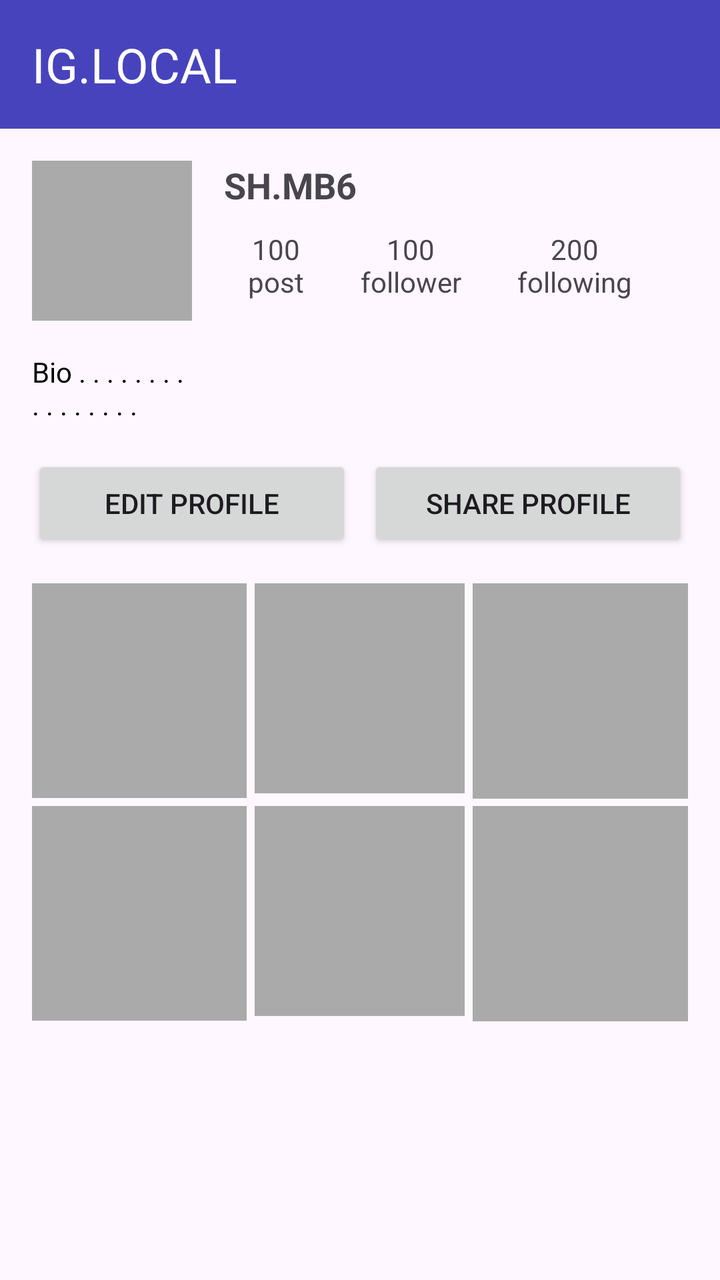
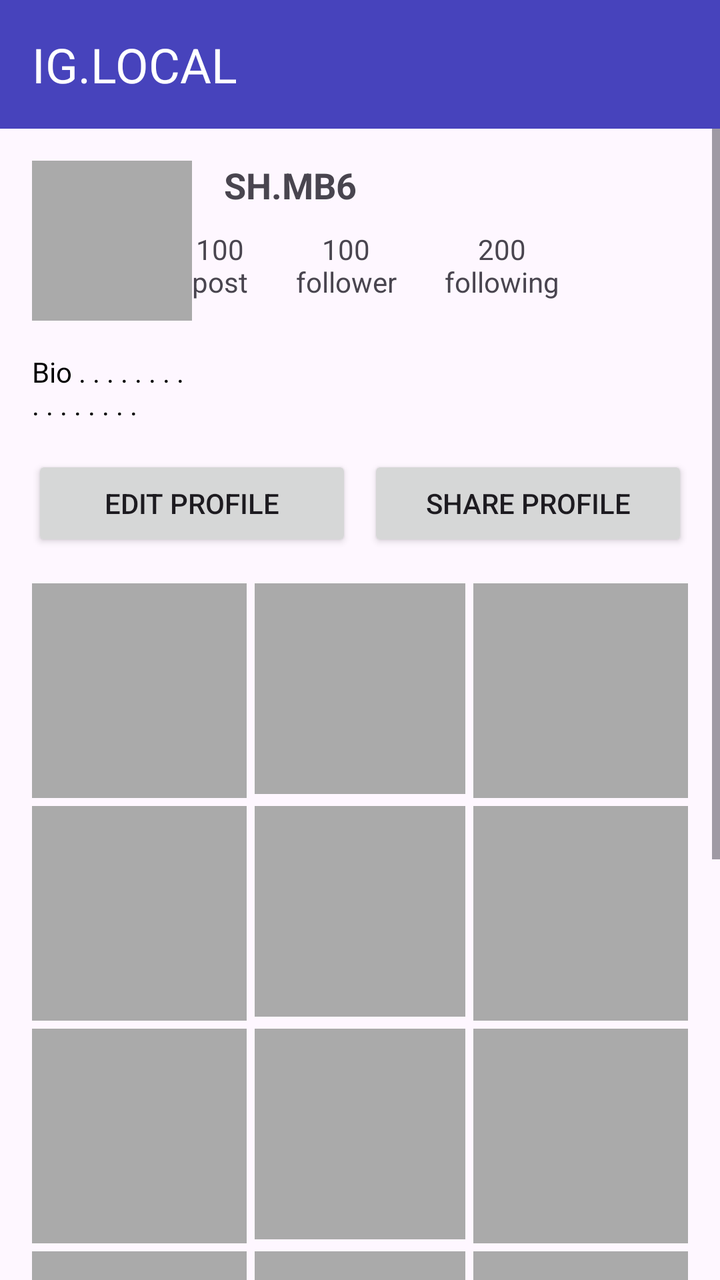

An Android layout rendered at two revisions. The XML below is the earlier revision; the diff shows what the commit changed to produce the second picture.
<!-- AndroidManifest.xml: application theme Theme.IGLOCAL -->
<!-- res/layout/activity_main.xml -->
<?xml version="1.0" encoding="utf-8"?>
<androidx.constraintlayout.widget.ConstraintLayout
    xmlns:android="http://schemas.android.com/apk/res/android"
    xmlns:app="http://schemas.android.com/apk/res-auto"
    xmlns:tools="http://schemas.android.com/tools"
    android:layout_width="match_parent"
    android:layout_height="match_parent"
    tools:context=".MainActivity">

    
    <include
        android:id="@+id/toolbar"
        layout="@layout/layout_toolbar" />

    
    <ScrollView
        android:layout_width="match_parent"
        android:layout_height="0dp"
        app:layout_constraintBottom_toBottomOf="parent"
        app:layout_constraintTop_toBottomOf="@+id/toolbar">

        <androidx.constraintlayout.widget.ConstraintLayout
            android:layout_width="match_parent"
            android:layout_height="wrap_content"
            android:padding="16dp">

            
            <ImageView
                android:id="@+id/img_profile"
                android:layout_width="80dp"
                android:layout_height="80dp"
                android:background="@android:color/darker_gray"
                android:src="@android:drawable/sym_def_app_icon"
                app:layout_constraintStart_toStartOf="parent"
                app:layout_constraintTop_toTopOf="parent" />

            
            <TextView
                android:id="@+id/txt_username"
                android:layout_width="0dp"
                android:layout_height="wrap_content"
                android:layout_marginStart="16dp"
                android:text="SH.MB6"
                android:textSize="18sp"
                android:textStyle="bold"
                app:layout_constraintEnd_toEndOf="parent"
                app:layout_constraintStart_toEndOf="@+id/img_profile"
                app:layout_constraintTop_toTopOf="@+id/img_profile" />

            
            <TextView
                android:id="@+id/txt_posts"
                android:layout_width="wrap_content"
                android:layout_height="wrap_content"
                android:gravity="center"
                android:text="100\npost"
                app:layout_constraintBottom_toBottomOf="@+id/img_profile"
                app:layout_constraintEnd_toStartOf="@+id/txt_followers"
                app:layout_constraintHorizontal_chainStyle="spread"
                app:layout_constraintStart_toEndOf="@+id/img_profile"
                app:layout_constraintTop_toBottomOf="@+id/txt_username" />

            <TextView
                android:id="@+id/txt_followers"
                android:layout_width="wrap_content"
                android:layout_height="wrap_content"
                android:gravity="center"
                android:text="100\nfollower"
                app:layout_constraintBottom_toBottomOf="@+id/txt_posts"
                app:layout_constraintEnd_toStartOf="@+id/txt_following"
                app:layout_constraintStart_toEndOf="@+id/txt_posts"
                app:layout_constraintTop_toTopOf="@+id/txt_posts" />

            <TextView
                android:id="@+id/txt_following"
                android:layout_width="wrap_content"
                android:layout_height="wrap_content"
                android:gravity="center"
                android:text="200\nfollowing"
                app:layout_constraintBottom_toBottomOf="@+id/txt_posts"
                app:layout_constraintEnd_toEndOf="parent"
                app:layout_constraintStart_toEndOf="@+id/txt_followers"
                app:layout_constraintTop_toTopOf="@+id/txt_posts" />

            
            <TextView
                android:id="@+id/txt_bio"
                android:layout_width="0dp"
                android:layout_height="wrap_content"
                android:layout_marginTop="16dp"
                android:text="Bio . . . . . . . .\n. . . . . . . ."
                android:textColor="@android:color/black"
                app:layout_constraintEnd_toEndOf="parent"
                app:layout_constraintStart_toStartOf="parent"
                app:layout_constraintTop_toBottomOf="@+id/img_profile" />

            
            <androidx.constraintlayout.widget.Guideline
                android:id="@+id/guideline_center"
                android:layout_width="wrap_content"
                android:layout_height="wrap_content"
                android:orientation="vertical"
                app:layout_constraintGuide_percent="0.5" />

            
            <Button
                android:id="@+id/btn_edit_profile"
                android:layout_width="0dp"
                android:layout_height="wrap_content"
                android:layout_marginTop="16dp"
                android:layout_marginEnd="4dp"
                android:text="Edit Profile"
                app:layout_constraintEnd_toStartOf="@+id/guideline_center"
                app:layout_constraintStart_toStartOf="parent"
                app:layout_constraintTop_toBottomOf="@+id/txt_bio" />

            
            <Button
                android:id="@+id/btn_share_profile"
                android:layout_width="0dp"
                android:layout_height="wrap_content"
                android:layout_marginStart="4dp"
                android:layout_marginTop="16dp"
                android:text="Share Profile"
                app:layout_constraintEnd_toEndOf="parent"
                app:layout_constraintStart_toEndOf="@+id/guideline_center"
                app:layout_constraintTop_toBottomOf="@+id/txt_bio" />

            
            <androidx.constraintlayout.widget.Guideline
                android:id="@+id/guideline_third_1"
                android:layout_width="wrap_content"
                android:layout_height="wrap_content"
                android:orientation="vertical"
                app:layout_constraintGuide_percent="0.333" />

            <androidx.constraintlayout.widget.Guideline
                android:id="@+id/guideline_third_2"
                android:layout_width="wrap_content"
                android:layout_height="wrap_content"
                android:orientation="vertical"
                app:layout_constraintGuide_percent="0.666" />

            
            <ImageView
                android:id="@+id/grid_img_1"
                android:layout_width="0dp"
                android:layout_height="0dp"
                android:layout_marginTop="16dp"
                android:layout_marginEnd="2dp"
                android:background="@android:color/darker_gray"
                app:layout_constraintDimensionRatio="1:1"
                app:layout_constraintEnd_toStartOf="@+id/guideline_third_1"
                app:layout_constraintStart_toStartOf="parent"
                app:layout_constraintTop_toBottomOf="@+id/btn_edit_profile" />

            <ImageView
                android:id="@+id/grid_img_2"
                android:layout_width="0dp"
                android:layout_height="0dp"
                android:layout_marginStart="2dp"
                android:layout_marginEnd="2dp"
                android:background="@android:color/darker_gray"
                app:layout_constraintDimensionRatio="1:1"
                app:layout_constraintEnd_toStartOf="@+id/guideline_third_2"
                app:layout_constraintStart_toEndOf="@+id/guideline_third_1"
                app:layout_constraintTop_toTopOf="@+id/grid_img_1" />

            <ImageView
                android:id="@+id/grid_img_3"
                android:layout_width="0dp"
                android:layout_height="0dp"
                android:layout_marginStart="2dp"
                android:background="@android:color/darker_gray"
                app:layout_constraintDimensionRatio="1:1"
                app:layout_constraintEnd_toEndOf="parent"
                app:layout_constraintStart_toEndOf="@+id/guideline_third_2"
                app:layout_constraintTop_toTopOf="@+id/grid_img_1" />

            
            <ImageView
                android:id="@+id/grid_img_4"
                android:layout_width="0dp"
                android:layout_height="0dp"
                android:layout_marginTop="4dp"
                android:layout_marginEnd="2dp"
                android:background="@android:color/darker_gray"
                app:layout_constraintDimensionRatio="1:1"
                app:layout_constraintEnd_toStartOf="@+id/guideline_third_1"
                app:layout_constraintStart_toStartOf="parent"
                app:layout_constraintTop_toBottomOf="@+id/grid_img_1" />

            <ImageView
                android:id="@+id/grid_img_5"
                android:layout_width="0dp"
                android:layout_height="0dp"
                android:layout_marginStart="2dp"
                android:layout_marginEnd="2dp"
                android:background="@android:color/darker_gray"
                app:layout_constraintDimensionRatio="1:1"
                app:layout_constraintEnd_toStartOf="@+id/guideline_third_2"
                app:layout_constraintStart_toEndOf="@+id/guideline_third_1"
                app:layout_constraintTop_toTopOf="@+id/grid_img_4" />

            <ImageView
                android:id="@+id/grid_img_6"
                android:layout_width="0dp"
                android:layout_height="0dp"
                android:layout_marginStart="2dp"
                android:background="@android:color/darker_gray"
                app:layout_constraintDimensionRatio="1:1"
                app:layout_constraintEnd_toEndOf="parent"
                app:layout_constraintStart_toEndOf="@+id/guideline_third_2"
                app:layout_constraintTop_toTopOf="@+id/grid_img_4" />

        </androidx.constraintlayout.widget.ConstraintLayout>
    </ScrollView>

</androidx.constraintlayout.widget.ConstraintLayout>
<!-- res/layout/layout_toolbar.xml (included above) -->
<?xml version="1.0" encoding="utf-8"?>
<LinearLayout
    xmlns:android="http://schemas.android.com/apk/res/android"
    android:layout_width="match_parent"
    android:layout_height="wrap_content"
    android:background="#4743BC">

    <TextView
        android:layout_width="match_parent"
        android:layout_height="wrap_content"
        android:padding="16dp"
        android:text="IG.LOCAL"
        android:textAlignment="center"
        android:textColor="@color/white"
        android:textSize="24sp" />

</LinearLayout>
<!-- resources referenced by this layout -->
<resources>
  <color name="white">#FFFFFFFF</color>
  <style name="Theme.IGLOCAL" parent="Base.Theme.IGLOCAL" />
  <style name="Base.Theme.IGLOCAL" parent="Theme.Material3.DayNight.NoActionBar">
          
          
      </style>
</resources>

<!-- the commit's change to res/layout/activity_main.xml (unified diff, before → after) -->
@@ -10,31 +10,37 @@
     
     <include
         android:id="@+id/toolbar"
-        layout="@layout/layout_toolbar" />
-
-    
+        layout="@layout/layout_toolbar"
+        android:layout_width="match_parent"
+        android:layout_height="wrap_content"
+        app:layout_constraintTop_toTopOf="parent"
+        app:layout_constraintStart_toStartOf="parent"
+        app:layout_constraintEnd_toEndOf="parent" />
+
     <ScrollView
         android:layout_width="match_parent"
         android:layout_height="0dp"
+        android:fillViewport="true"
+        app:layout_constraintTop_toBottomOf="@id/toolbar"
         app:layout_constraintBottom_toBottomOf="parent"
-        app:layout_constraintTop_toBottomOf="@+id/toolbar">
+        app:layout_constraintStart_toStartOf="parent"
+        app:layout_constraintEnd_toEndOf="parent">
 
         <androidx.constraintlayout.widget.ConstraintLayout
             android:layout_width="match_parent"
             android:layout_height="wrap_content"
             android:padding="16dp">
 
-            
-            <ImageView
+        <ImageView
                 android:id="@+id/img_profile"
                 android:layout_width="80dp"
                 android:layout_height="80dp"
                 android:background="@android:color/darker_gray"
                 android:src="@android:drawable/sym_def_app_icon"
+                android:contentDescription="Foto Profil"
                 app:layout_constraintStart_toStartOf="parent"
                 app:layout_constraintTop_toTopOf="parent" />
 
-            
             <TextView
                 android:id="@+id/txt_username"
                 android:layout_width="0dp"
@@ -43,58 +49,53 @@
                 android:text="SH.MB6"
                 android:textSize="18sp"
                 android:textStyle="bold"
-                app:layout_constraintEnd_toEndOf="parent"
-                app:layout_constraintStart_toEndOf="@+id/img_profile"
-                app:layout_constraintTop_toTopOf="@+id/img_profile" />
-
-            
+                app:layout_constraintStart_toEndOf="@id/img_profile"
+                app:layout_constraintEnd_toEndOf="parent"
+                app:layout_constraintTop_toTopOf="@id/img_profile" />
+
             <TextView
                 android:id="@+id/txt_posts"
                 android:layout_width="wrap_content"
                 android:layout_height="wrap_content"
                 android:gravity="center"
                 android:text="100\npost"
-                app:layout_constraintBottom_toBottomOf="@+id/img_profile"
-                app:layout_constraintEnd_toStartOf="@+id/txt_followers"
-                app:layout_constraintHorizontal_chainStyle="spread"
-                app:layout_constraintStart_toEndOf="@+id/img_profile"
-                app:layout_constraintTop_toBottomOf="@+id/txt_username" />
+                app:layout_constraintStart_toEndOf="@id/img_profile"
+                app:layout_constraintTop_toBottomOf="@id/txt_username"
+                app:layout_constraintBottom_toBottomOf="@id/img_profile" />
 
             <TextView
                 android:id="@+id/txt_followers"
                 android:layout_width="wrap_content"
                 android:layout_height="wrap_content"
+                android:layout_marginStart="24dp"
                 android:gravity="center"
                 android:text="100\nfollower"
-                app:layout_constraintBottom_toBottomOf="@+id/txt_posts"
-                app:layout_constraintEnd_toStartOf="@+id/txt_following"
-                app:layout_constraintStart_toEndOf="@+id/txt_posts"
-                app:layout_constraintTop_toTopOf="@+id/txt_posts" />
+                app:layout_constraintStart_toEndOf="@id/txt_posts"
+                app:layout_constraintTop_toTopOf="@id/txt_posts"
+                app:layout_constraintBottom_toBottomOf="@id/txt_posts" />
 
             <TextView
                 android:id="@+id/txt_following"
                 android:layout_width="wrap_content"
                 android:layout_height="wrap_content"
+                android:layout_marginStart="24dp"
                 android:gravity="center"
                 android:text="200\nfollowing"
-                app:layout_constraintBottom_toBottomOf="@+id/txt_posts"
-                app:layout_constraintEnd_toEndOf="parent"
-                app:layout_constraintStart_toEndOf="@+id/txt_followers"
-                app:layout_constraintTop_toTopOf="@+id/txt_posts" />
-
-            
+                app:layout_constraintStart_toEndOf="@id/txt_followers"
+                app:layout_constraintTop_toTopOf="@id/txt_posts"
+                app:layout_constraintBottom_toBottomOf="@id/txt_posts" />
+
             <TextView
                 android:id="@+id/txt_bio"
                 android:layout_width="0dp"
                 android:layout_height="wrap_content"
                 android:layout_marginTop="16dp"
-                android:text="Bio . . . . . . . .\n. . . . . . . ."
+                android:text="Bio . . . . . . . .&#10;. . . . . . . ."
                 android:textColor="@android:color/black"
-                app:layout_constraintEnd_toEndOf="parent"
-                app:layout_constraintStart_toStartOf="parent"
-                app:layout_constraintTop_toBottomOf="@+id/img_profile" />
-
-            
+                app:layout_constraintStart_toStartOf="parent"
+                app:layout_constraintEnd_toEndOf="parent"
+                app:layout_constraintTop_toBottomOf="@id/img_profile" />
+
             <androidx.constraintlayout.widget.Guideline
                 android:id="@+id/guideline_center"
                 android:layout_width="wrap_content"
@@ -102,7 +103,6 @@
                 android:orientation="vertical"
                 app:layout_constraintGuide_percent="0.5" />
 
-            
             <Button
                 android:id="@+id/btn_edit_profile"
                 android:layout_width="0dp"
@@ -110,11 +110,10 @@
                 android:layout_marginTop="16dp"
                 android:layout_marginEnd="4dp"
                 android:text="Edit Profile"
-                app:layout_constraintEnd_toStartOf="@+id/guideline_center"
-                app:layout_constraintStart_toStartOf="parent"
-                app:layout_constraintTop_toBottomOf="@+id/txt_bio" />
-
-            
+                app:layout_constraintStart_toStartOf="parent"
+                app:layout_constraintEnd_toStartOf="@id/guideline_center"
+                app:layout_constraintTop_toBottomOf="@id/txt_bio" />
+
             <Button
                 android:id="@+id/btn_share_profile"
                 android:layout_width="0dp"
@@ -122,26 +121,24 @@
                 android:layout_marginStart="4dp"
                 android:layout_marginTop="16dp"
                 android:text="Share Profile"
-                app:layout_constraintEnd_toEndOf="parent"
-                app:layout_constraintStart_toEndOf="@+id/guideline_center"
-                app:layout_constraintTop_toBottomOf="@+id/txt_bio" />
-
-            
+                app:layout_constraintStart_toEndOf="@id/guideline_center"
+                app:layout_constraintEnd_toEndOf="parent"
+                app:layout_constraintTop_toBottomOf="@id/txt_bio" />
+
             <androidx.constraintlayout.widget.Guideline
                 android:id="@+id/guideline_third_1"
                 android:layout_width="wrap_content"
                 android:layout_height="wrap_content"
                 android:orientation="vertical"
-                app:layout_constraintGuide_percent="0.333" />
+                app:layout_constraintGuide_percent="0.3333" />
 
             <androidx.constraintlayout.widget.Guideline
                 android:id="@+id/guideline_third_2"
                 android:layout_width="wrap_content"
                 android:layout_height="wrap_content"
                 android:orientation="vertical"
-                app:layout_constraintGuide_percent="0.666" />
-
-            
+                app:layout_constraintGuide_percent="0.6666" />
+
             <ImageView
                 android:id="@+id/grid_img_1"
                 android:layout_width="0dp"
@@ -149,10 +146,11 @@
                 android:layout_marginTop="16dp"
                 android:layout_marginEnd="2dp"
                 android:background="@android:color/darker_gray"
-                app:layout_constraintDimensionRatio="1:1"
-                app:layout_constraintEnd_toStartOf="@+id/guideline_third_1"
-                app:layout_constraintStart_toStartOf="parent"
-                app:layout_constraintTop_toBottomOf="@+id/btn_edit_profile" />
+                android:scaleType="centerCrop"
+                app:layout_constraintStart_toStartOf="parent"
+                app:layout_constraintEnd_toStartOf="@id/guideline_third_1"
+                app:layout_constraintTop_toBottomOf="@id/btn_edit_profile"
+                app:layout_constraintDimensionRatio="1:1" />
 
             <ImageView
                 android:id="@+id/grid_img_2"
@@ -161,10 +159,11 @@
                 android:layout_marginStart="2dp"
                 android:layout_marginEnd="2dp"
                 android:background="@android:color/darker_gray"
-                app:layout_constraintDimensionRatio="1:1"
-                app:layout_constraintEnd_toStartOf="@+id/guideline_third_2"
-                app:layout_constraintStart_toEndOf="@+id/guideline_third_1"
-                app:layout_constraintTop_toTopOf="@+id/grid_img_1" />
+                android:scaleType="centerCrop"
+                app:layout_constraintStart_toEndOf="@id/guideline_third_1"
+                app:layout_constraintEnd_toStartOf="@id/guideline_third_2"
+                app:layout_constraintTop_toTopOf="@id/grid_img_1"
+                app:layout_constraintDimensionRatio="1:1" />
 
             <ImageView
                 android:id="@+id/grid_img_3"
@@ -172,12 +171,12 @@
                 android:layout_height="0dp"
                 android:layout_marginStart="2dp"
                 android:background="@android:color/darker_gray"
-                app:layout_constraintDimensionRatio="1:1"
-                app:layout_constraintEnd_toEndOf="parent"
-                app:layout_constraintStart_toEndOf="@+id/guideline_third_2"
-                app:layout_constraintTop_toTopOf="@+id/grid_img_1" />
-
-            
+                android:scaleType="centerCrop"
+                app:layout_constraintStart_toEndOf="@id/guideline_third_2"
+                app:layout_constraintEnd_toEndOf="parent"
+                app:layout_constraintTop_toTopOf="@id/grid_img_1"
+                app:layout_constraintDimensionRatio="1:1" />
+
             <ImageView
                 android:id="@+id/grid_img_4"
                 android:layout_width="0dp"
@@ -185,10 +184,11 @@
                 android:layout_marginTop="4dp"
                 android:layout_marginEnd="2dp"
                 android:background="@android:color/darker_gray"
-                app:layout_constraintDimensionRatio="1:1"
-                app:layout_constraintEnd_toStartOf="@+id/guideline_third_1"
-                app:layout_constraintStart_toStartOf="parent"
-                app:layout_constraintTop_toBottomOf="@+id/grid_img_1" />
+                android:scaleType="centerCrop"
+                app:layout_constraintStart_toStartOf="parent"
+                app:layout_constraintEnd_toStartOf="@id/guideline_third_1"
+                app:layout_constraintTop_toBottomOf="@id/grid_img_1"
+                app:layout_constraintDimensionRatio="1:1" />
 
             <ImageView
                 android:id="@+id/grid_img_5"
@@ -197,10 +197,11 @@
                 android:layout_marginStart="2dp"
                 android:layout_marginEnd="2dp"
                 android:background="@android:color/darker_gray"
-                app:layout_constraintDimensionRatio="1:1"
-                app:layout_constraintEnd_toStartOf="@+id/guideline_third_2"
-                app:layout_constraintStart_toEndOf="@+id/guideline_third_1"
-                app:layout_constraintTop_toTopOf="@+id/grid_img_4" />
+                android:scaleType="centerCrop"
+                app:layout_constraintStart_toEndOf="@id/guideline_third_1"
+                app:layout_constraintEnd_toStartOf="@id/guideline_third_2"
+                app:layout_constraintTop_toTopOf="@id/grid_img_4"
+                app:layout_constraintDimensionRatio="1:1" />
 
             <ImageView
                 android:id="@+id/grid_img_6"
@@ -208,12 +209,166 @@
                 android:layout_height="0dp"
                 android:layout_marginStart="2dp"
                 android:background="@android:color/darker_gray"
-                app:layout_constraintDimensionRatio="1:1"
-                app:layout_constraintEnd_toEndOf="parent"
-                app:layout_constraintStart_toEndOf="@+id/guideline_third_2"
-                app:layout_constraintTop_toTopOf="@+id/grid_img_4" />
+                android:scaleType="centerCrop"
+                app:layout_constraintStart_toEndOf="@id/guideline_third_2"
+                app:layout_constraintEnd_toEndOf="parent"
+                app:layout_constraintTop_toTopOf="@id/grid_img_4"
+                app:layout_constraintDimensionRatio="1:1" />
+
+            <ImageView
+                android:id="@+id/grid_img_7"
+                android:layout_width="0dp"
+                android:layout_height="0dp"
+                android:layout_marginTop="4dp"
+                android:layout_marginEnd="2dp"
+                android:background="@android:color/darker_gray"
+                android:scaleType="centerCrop"
+                app:layout_constraintStart_toStartOf="parent"
+                app:layout_constraintEnd_toStartOf="@id/guideline_third_1"
+                app:layout_constraintTop_toBottomOf="@id/grid_img_4"
+                app:layout_constraintDimensionRatio="1:1" />
+
+            <ImageView
+                android:id="@+id/grid_img_8"
+                android:layout_width="0dp"
+                android:layout_height="0dp"
+                android:layout_marginStart="2dp"
+                android:layout_marginEnd="2dp"
+                android:background="@android:color/darker_gray"
+                android:scaleType="centerCrop"
+                app:layout_constraintStart_toEndOf="@id/guideline_third_1"
+                app:layout_constraintEnd_toStartOf="@id/guideline_third_2"
+                app:layout_constraintTop_toTopOf="@id/grid_img_7"
+                app:layout_constraintDimensionRatio="1:1" />
+
+            <ImageView
+                android:id="@+id/grid_img_9"
+                android:layout_width="0dp"
+                android:layout_height="0dp"
+                android:layout_marginStart="2dp"
+                android:background="@android:color/darker_gray"
+                android:scaleType="centerCrop"
+                app:layout_constraintStart_toEndOf="@id/guideline_third_2"
+                app:layout_constraintEnd_toEndOf="parent"
+                app:layout_constraintTop_toTopOf="@id/grid_img_7"
+                app:layout_constraintDimensionRatio="1:1" />
+
+            <ImageView
+                android:id="@+id/grid_img_10"
+                android:layout_width="0dp"
+                android:layout_height="0dp"
+                android:layout_marginTop="4dp"
+                android:layout_marginEnd="2dp"
+                android:background="@android:color/darker_gray"
+                android:scaleType="centerCrop"
+                app:layout_constraintStart_toStartOf="parent"
+                app:layout_constraintEnd_toStartOf="@id/guideline_third_1"
+                app:layout_constraintTop_toBottomOf="@id/grid_img_7"
+                app:layout_constraintDimensionRatio="1:1" />
+
+            <ImageView
+                android:id="@+id/grid_img_11"
+                android:layout_width="0dp"
+                android:layout_height="0dp"
+                android:layout_marginStart="2dp"
+                android:layout_marginEnd="2dp"
+                android:background="@android:color/darker_gray"
+                android:scaleType="centerCrop"
+                app:layout_constraintStart_toEndOf="@id/guideline_third_1"
+                app:layout_constraintEnd_toStartOf="@id/guideline_third_2"
+                app:layout_constraintTop_toTopOf="@id/grid_img_10"
+                app:layout_constraintDimensionRatio="1:1" />
+
+            <ImageView
+                android:id="@+id/grid_img_12"
+                android:layout_width="0dp"
+                android:layout_height="0dp"
+                android:layout_marginStart="2dp"
+                android:background="@android:color/darker_gray"
+                android:scaleType="centerCrop"
+                app:layout_constraintStart_toEndOf="@id/guideline_third_2"
+                app:layout_constraintEnd_toEndOf="parent"
+                app:layout_constraintTop_toTopOf="@id/grid_img_10"
+                app:layout_constraintDimensionRatio="1:1" />
+
+            <ImageView
+                android:id="@+id/grid_img_13"
+                android:layout_width="0dp"
+                android:layout_height="0dp"
+                android:layout_marginTop="4dp"
+                android:layout_marginEnd="2dp"
+                android:background="@android:color/darker_gray"
+                android:scaleType="centerCrop"
+                app:layout_constraintStart_toStartOf="parent"
+                app:layout_constraintEnd_toStartOf="@id/guideline_third_1"
+                app:layout_constraintTop_toBottomOf="@id/grid_img_10"
+                app:layout_constraintDimensionRatio="1:1" />
+
+            <ImageView
+                android:id="@+id/grid_img_14"
+                android:layout_width="0dp"
+                android:layout_height="0dp"
+                android:layout_marginStart="2dp"
+                android:layout_marginEnd="2dp"
+                android:background="@android:color/darker_gray"
+                android:scaleType="centerCrop"
+                app:layout_constraintStart_toEndOf="@id/guideline_third_1"
+                app:layout_constraintEnd_toStartOf="@id/guideline_third_2"
+                app:layout_constraintTop_toTopOf="@id/grid_img_13"
+                app:layout_constraintDimensionRatio="1:1" />
+
+            <ImageView
+                android:id="@+id/grid_img_15"
+                android:layout_width="0dp"
+                android:layout_height="0dp"
+                android:layout_marginStart="2dp"
+                android:background="@android:color/darker_gray"
+                android:scaleType="centerCrop"
+                app:layout_constraintStart_toEndOf="@id/guideline_third_2"
+                app:layout_constraintEnd_toEndOf="parent"
+                app:layout_constraintTop_toTopOf="@id/grid_img_13"
+                app:layout_constraintDimensionRatio="1:1" />
+
+            <ImageView
+                android:id="@+id/grid_img_16"
+                android:layout_width="0dp"
+                android:layout_height="0dp"
+                android:layout_marginTop="4dp"
+                android:layout_marginEnd="2dp"
+                android:background="@android:color/darker_gray"
+                android:scaleType="centerCrop"
+                app:layout_constraintStart_toStartOf="parent"
+                app:layout_constraintEnd_toStartOf="@id/guideline_third_1"
+                app:layout_constraintTop_toBottomOf="@id/grid_img_13"
+                app:layout_constraintDimensionRatio="1:1" />
+
+            <ImageView
+                android:id="@+id/grid_img_17"
+                android:layout_width="0dp"
+                android:layout_height="0dp"
+                android:layout_marginStart="2dp"
+                android:layout_marginEnd="2dp"
+                android:background="@android:color/darker_gray"
+                android:scaleType="centerCrop"
+                app:layout_constraintStart_toEndOf="@id/guideline_third_1"
+                app:layout_constraintEnd_toStartOf="@id/guideline_third_2"
+                app:layout_constraintTop_toTopOf="@id/grid_img_16"
+                app:layout_constraintDimensionRatio="1:1" />
+
+            <ImageView
+                android:id="@+id/grid_img_18"
+                android:layout_width="0dp"
+                android:layout_height="0dp"
+                android:layout_marginStart="2dp"
+                android:background="@android:color/darker_gray"
+                android:scaleType="centerCrop"
+                app:layout_constraintStart_toEndOf="@id/guideline_third_2"
+                app:layout_constraintEnd_toEndOf="parent"
+                app:layout_constraintTop_toTopOf="@id/grid_img_16"
+                app:layout_constraintDimensionRatio="1:1" />
 
         </androidx.constraintlayout.widget.ConstraintLayout>
+
     </ScrollView>
 
 </androidx.constraintlayout.widget.ConstraintLayout>
